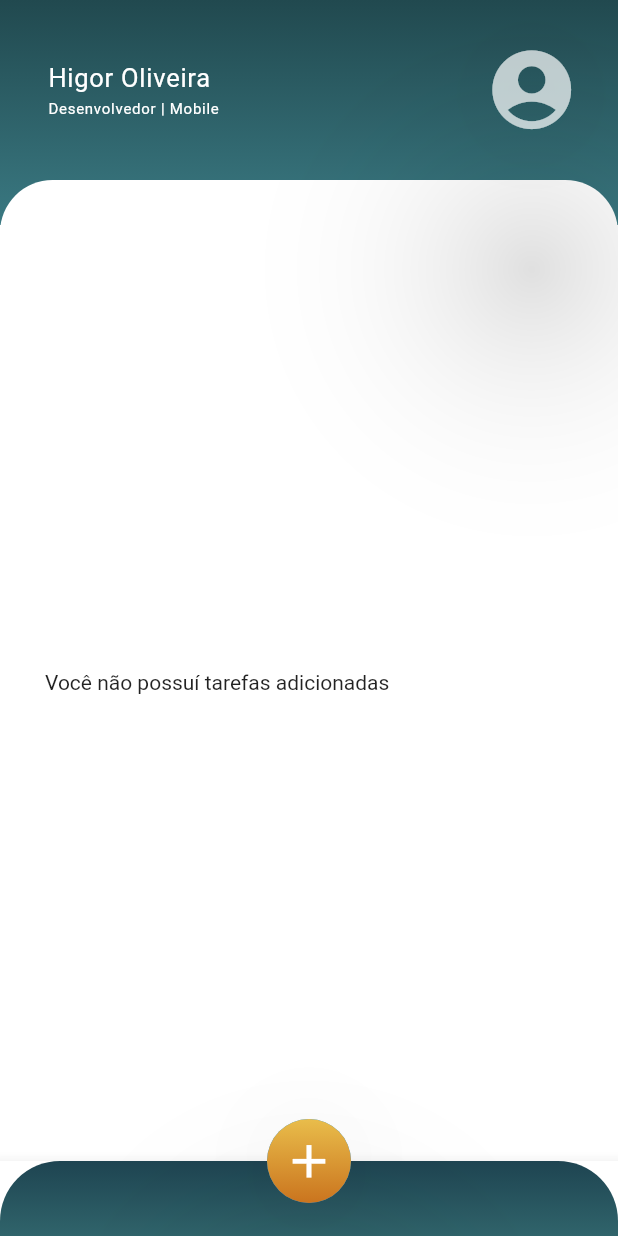
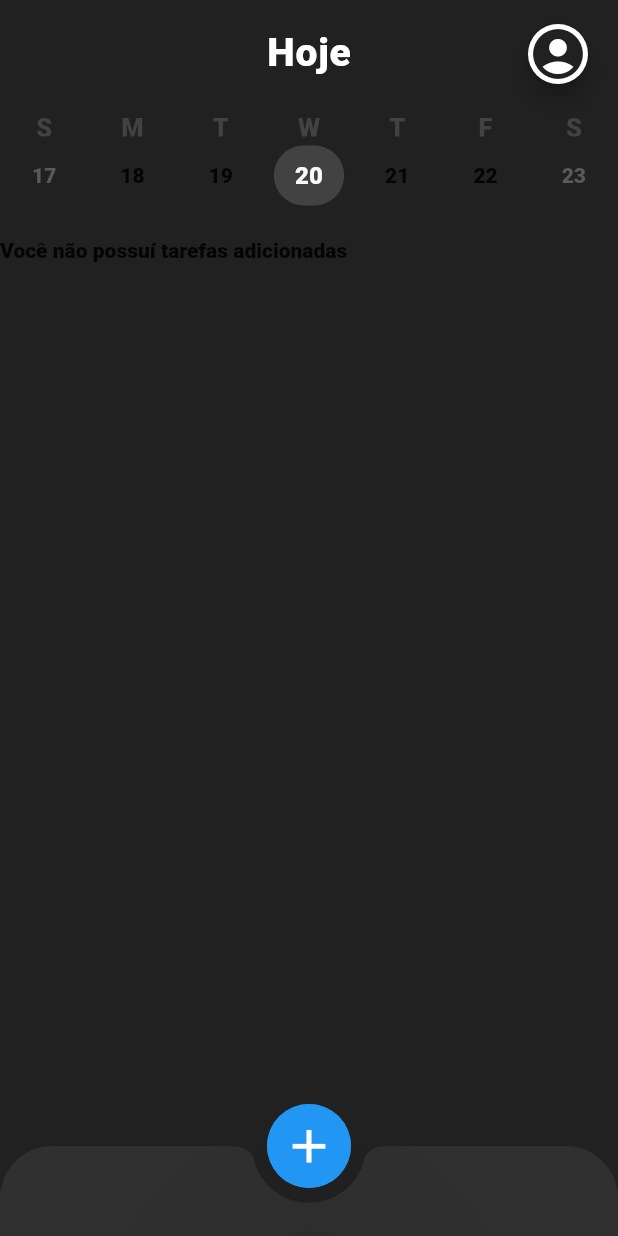
Before and after one commit to hgosouza1/Planner, a Flutter app: the screen it shows after launch, on a phone screen of 412 x 824 dp. Run offline on Flutter 3.47's test engine with Material 2 defaults, Android fonts, the phone set to English and light mode, and no system bars; drawn by our look-alikes of table_calendar; our stand-ins replace flutter_slidable, get, image_picker, shared_preferences; missing offline and left inert: camera_camera; Roboto replaces fonts that are missing (Sagoe UI).

Commit message:
Start commit!

```diff
--- /dev/null
+++ b/lib/assets/flutter-icons-1f65c697/my_flutter_app_icons.dart
@@ -0,0 +1,29 @@
+/// Flutter icons MyFlutterApp
+/// Copyright (C) 2022 by original authors @ fluttericon.com, fontello.com
+/// This font was generated by FlutterIcon.com, which is derived from Fontello.
+///
+/// To use this font, place it in your fonts/ directory and include the
+/// following in your pubspec.yaml
+///
+/// flutter:
+///   fonts:
+///    - family:  MyFlutterApp
+///      fonts:
+///       - asset: fonts/MyFlutterApp.ttf
+///
+///
+/// * Material Design Icons, Copyright (C) Google, Inc
+///         Author:    Google
+///         License:   Apache 2.0 (https://www.apache.org/licenses/LICENSE-2.0)
+///         Homepage:  https://design.google.com/icons/
+///
+import 'package:flutter/widgets.dart';
+
+class MyFlutterApp {
+  MyFlutterApp._();
+
+  static const _kFontFam = 'MyFlutterApp';
+  static const String? _kFontPkg = null;
+
+  static const IconData perm_identity = IconData(0xe800, fontFamily: _kFontFam, fontPackage: _kFontPkg);
+}
--- a/lib/main.dart
+++ b/lib/main.dart
@@ -1,9 +1,9 @@
 import 'package:flutter/material.dart';
 import 'package:todolist/pages/todo_list_page.dart';
+import 'package:intl/date_symbol_data_local.dart';
 
 void main() {
-
-  runApp(const MyApp());
+  initializeDateFormatting().then((_) => runApp(const MyApp()));
 }
 
 // DECLARANDO O APP
--- a/lib/models/todo.dart
+++ b/lib/models/todo.dart
@@ -1,4 +1,3 @@
-
 class Todo {
   Todo({required this.title, required this.dateTime});
 
@@ -7,7 +6,6 @@ class Todo {
       : title = json['title'],
         dateTime = DateTime.parse(json['datetime']);
   // CONVERTENDO DE TEXTO PARA DATETIME
-
 
   String title;
   DateTime dateTime;
--- a/lib/pages/todo_list_page.dart
+++ b/lib/pages/todo_list_page.dart
@@ -1,7 +1,10 @@
 import 'package:camera_camera/camera_camera.dart';
+import 'package:flutter/cupertino.dart';
 import 'package:flutter/material.dart';
 import 'package:get/get.dart';
 import 'package:image_picker/image_picker.dart';
+import 'package:intl/intl.dart';
+import 'package:table_calendar/table_calendar.dart';
 import 'package:todolist/models/todo.dart';
 import 'package:todolist/repositories/todo_repository.dart';
 import 'package:todolist/widgets/todo_list_item.dart';
@@ -13,18 +16,27 @@ class TodoListPage extends StatefulWidget {
   const TodoListPage({Key? key}) : super(key: key);
 
   @override
-  State<TodoListPage> createState() => _TodoListPageState();
+  _TodoListPageState createState() => _TodoListPageState();
 }
 
 final TextEditingController todoController = TextEditingController();
 final TodoRepository todoRepository = TodoRepository();
 
 class _TodoListPageState extends State<TodoListPage> {
-  final TextEditingController todoController = TextEditingController();
-  final TodoRepository todoRepository = TodoRepository();
+  CalendarFormat _calendarFormat = CalendarFormat.week;
+  DateTime _focusedDay = DateTime.now();
+  DateTime? _selectedDay;
+
+  /// FORMATANDO DATA SELECIONADA E O DIA ATUAL
+  get _dateNow => DateFormat.yMd().format(_focusedDay);
+
+  get _now => DateFormat.yMd().format(DateTime.now());
+
   i.File? arquivo;
   XFile? archive;
   final picker = ImagePicker();
+
+  get kEvents => null;
 
   Future getFileFromGallery() async {
     final file = await picker.pickImage(source: ImageSource.gallery);
@@ -51,32 +63,12 @@ class _TodoListPageState extends State<TodoListPage> {
   // CRIADA UMA LISTA COM A CLASSE TODO
   // CADA STRING É O TÍTULO DE UMA TAREFA
   // PARA CADA CAMPO DE TEXTO, TERÁ UM CONTROLLER E VICE-VERSA.
-
   List<Todo> todos = [];
   Todo? deletedTodo;
-
-  // DELETAR TAREFA
   int? deletedTodoPos;
-
-  // ARMAZENAR A POSIÇÃO DE ONDE A TAREFA FOI DELETADA
   String? errorText;
 
   get color => null;
-
-  /// TODA VEZ QUE A PÁGINA FOR ABERTA, O INIT É LIDO E O REPOSITÓRIO DA LISTA É ABERTO
-  @override
-  void initState() {
-    super.initState();
-    todoRepository.getTodoList().then(
-      (value) {
-        setState(
-          () {
-            todos = value;
-          },
-        );
-      },
-    );
-  }
 
   /// FUNÇÃO PARA DELETAR AS TAREFEAS DA LISTA
   void onDelete(Todo todo) {
@@ -172,9 +164,8 @@ class _TodoListPageState extends State<TodoListPage> {
   }
 
   /// MODAL PARA ADIÇÃO DE TAREFA
-  void configurationModalBottomSheet(context) {
-    // FUNÇÃO PARA RECURSOS DO BUTTON ADD
-    showModalBottomSheet(
+/*  configurationModalBottomSheet(BuildContext context) async {
+    await showModalBottomSheet(
       shape: const RoundedRectangleBorder(
         borderRadius: BorderRadius.only(
           topLeft: Radius.circular(40),
@@ -217,21 +208,22 @@ class _TodoListPageState extends State<TodoListPage> {
                       });
                       return;
                     }
-                    setState(() {
-                      Todo newTodo = Todo(
-                        title: text,
-                        dateTime: DateTime.now(),
+                    setState(
+                      () {
+                        if (_events[_controller.selectedDay] != null) {
+                          _events[_controller.selectedDay]
+                              ?.add(_eventController.text);
+                        } else {
+                          _events[_controller.selectedDay] = [
+                            _eventController.text
+                          ];
+                        }
+                        prefs.setString(
+                            "events", json.encode(encodeMap(_events)));
+                        _eventController.clear();
+                        Navigator.pop(context);
+                      },
                     );
-                      // CRIANDO UM OBJETO NEW TODO
-                      todos.add(newTodo);
-                      // ADICINAR O NEW TODO NA LISTA DE TAREFA
-                    });
-                    todoRepository.saveTodoList(todos);
-                    // SET STATE PARA ATUALIZAR A TELA
-                    todoController.clear();
-                    // APÓS A ADIÇÃO, O TEXTO DIGITADO É EXCLUÍDO DO CAMPO DE TAREFA
-                    Navigator.of(context).pop();
-                    // PARA FECHAR A CAIXA DE TEXTO APÓS O SUBMITE (ENTER)
                   },
                 ),
                 width: 450.0,
@@ -240,28 +232,28 @@ class _TodoListPageState extends State<TodoListPage> {
               SizedBox(
                 child: TextButton.icon(
                   onPressed: () {
-                    String text = todoController.text;
-                    if (text.isEmpty) {
+                    if (_eventController.text.isEmpty) {
                       setState(() {
                         errorText = 'O título não pode ser vazio!';
                       });
                       return;
                     }
-                    setState(() {
-                      Todo newTodo = Todo(
-                        title: text,
-                        dateTime: DateTime.now(),
+                    setState(
+                      () {
+                        if (_events[_controller.selectedDay] != null) {
+                          _events[_controller.selectedDay]
+                              ?.add(_eventController.text);
+                        } else {
+                          _events[_controller.selectedDay] = [
+                            _eventController.text
+                          ];
+                        }
+                        prefs.setString(
+                            "events", json.encode(encodeMap(_events)));
+                        _eventController.clear();
+                        Navigator.pop(context);
+                      },
                     );
-                      // CRIANDO UM OBJETO NEW TODO
-                      todos.add(newTodo);
-                      // ADICINAR O NEW TODO NA LISTA DE TAREFA
-                    });
-                    todoRepository.saveTodoList(todos);
-                    // SET STATE PARA ATUALIZAR A TELA
-                    todoController.clear();
-                    // APÓS A ADIÇÃO, O TEXTO DIGITADO É EXCLUÍDO DO CAMPO DE TAREFA
-                    Navigator.of(context).pop();
-                    // PARA FECHAR A CAIXA DE TEXTO APÓS O SUBMITE (ENTER)
                   },
                   icon: const Icon(Icons.add, size: 18),
                   label: const Text('Adicionar'),
@@ -274,7 +266,7 @@ class _TodoListPageState extends State<TodoListPage> {
         );
       },
     );
-  }
+  } */
 
   /// ORDEM DE EXIBIÇÃO DOS WIDGETS
   @override
@@ -282,14 +274,13 @@ class _TodoListPageState extends State<TodoListPage> {
     return Scaffold(
       body: Stack(
         children: <Widget>[
-          _appBar(),
           _body(),
           Positioned(
-            top: 27,
-            right: 25,
-            height: 65,
-            width: 65,
-            child: _arquivo(context),
+            top: 16,
+            right: 20,
+            height: 40,
+            width: 40,
+            child: _avatar(context),
           ),
           _titleTop(),
         ],
@@ -297,78 +288,83 @@ class _TodoListPageState extends State<TodoListPage> {
     );
   }
 
-  /// APPBAR
-  Widget _appBar() {
-    return AppBar(
-      flexibleSpace: Container(
-        height: 150,
-        decoration: const BoxDecoration(
-          gradient: LinearGradient(
-            begin: Alignment.topCenter,
-            end: Alignment.bottomCenter,
-            colors: [
-              Color.fromRGBO(33, 73, 79, 1.0),
-              Color.fromRGBO(58, 121, 130, 1.0),
-            ],
-          ),
-        ),
-      ),
-      backgroundColor: Colors.white,
-    );
-  }
-
   /// TÍTULO E SUBTÍTULO
   Widget _titleTop() {
-    return Column(
+    return Row(
+      mainAxisAlignment: MainAxisAlignment.center,
       children: [
+        if (_dateNow == _now)
           Container(
             child: const Text(
-            'Higor Oliveira',
+              "Hoje",
               style: TextStyle(
-              fontFamily: "Sagoe UI",
-              fontSize: 17,
+                fontFamily: "Roboto",
+                fontSize: 26,
                 letterSpacing: 0.5,
                 color: Colors.white,
               ),
             ),
-          padding: const EdgeInsets.only(top: 42, left: 32),
-        ),
+            padding: const EdgeInsets.only(top: 20),
+          )
+        else
           Container(
-          child: const Text(
-            'Desenvolvedor | Mobile',
-            style: TextStyle(
-              fontFamily: "Sagoe UI",
+            child: Text(
+              DateFormat.EEEE().format(_focusedDay),
+              style: const TextStyle(
+                fontFamily: "Roboto",
+                fontSize: 26,
                 letterSpacing: 0.5,
-              fontSize: 10,
                 color: Colors.white,
               ),
             ),
-          padding: const EdgeInsets.only(top: 5, left: 32),
-        ),
+            padding: const EdgeInsets.only(top: 20),
+          )
       ],
-      crossAxisAlignment: CrossAxisAlignment.start,
-      // ALINHAMENTO DA COLUNA
     );
   }
 
   /// CORPO COM A LISTA DO APP
   Widget _body() {
     return Scaffold(
-      body: Container(
-        margin: const EdgeInsets.only(top: 120.0),
-        decoration: const BoxDecoration(
-          color: Colors.white,
-          borderRadius: BorderRadius.only(
-            topLeft: Radius.circular(35.0),
-            topRight: Radius.circular(35.0),
+      body: Center(
+        child: Padding(
+          padding: const EdgeInsets.only(top: 75.0),
+          child: Column(
+            crossAxisAlignment: CrossAxisAlignment.start,
+            children: [
+              TableCalendar(
+                daysOfWeekStyle: DaysOfWeekStyle(
+                  weekdayStyle: TextStyle(fontWeight: FontWeight.w100, fontSize: 17.0, color: Colors.grey[800]),
+                  weekendStyle: TextStyle(fontWeight: FontWeight.w100, fontSize: 17.0, color: Colors.grey[800]),
+                  dowTextFormatter: (date, locale) => DateFormat.E(locale).format(date)[0],
                 ),
+                headerVisible: false,
+                calendarStyle: CalendarStyle(
+                  todayDecoration: BoxDecoration(
+                      borderRadius: BorderRadius.circular(30.0),
+                      color: Colors.grey[800]),
                 ),
-        child: Center(
-          child: Padding(
-            padding: const EdgeInsets.all(30),
-            child: Column(
-              mainAxisSize: MainAxisSize.min,
-              children: [
+                firstDay: DateTime.utc(2010, 10, 16),
+                lastDay: DateTime.utc(2030, 3, 14),
+                focusedDay: _focusedDay,
+                calendarFormat: _calendarFormat,
+                selectedDayPredicate: (day) {
+                  return isSameDay(_selectedDay, day);
+                },
+                onDaySelected: (selectedDay, focusedDay) {
+                  if (!isSameDay(_selectedDay, selectedDay)) {
+                    // Call `setState()` when updating the selected day
+                    setState(() {
+                      _selectedDay = selectedDay;
+                      _focusedDay = focusedDay;
+                    });
+                  }
+                },
+                onPageChanged: (focusedDay) {
+                  // No need to call `setState()` here
+                  _focusedDay = focusedDay;
+                },
+              ),
               Flexible(
                 child: ListView(
                   // LISTA COM BARRA DE ROLAGEM COM TODOS OS ITENS
@@ -439,10 +435,9 @@ class _TodoListPageState extends State<TodoListPage> {
           ),
         ),
       ),
-      ),
       floatingActionButton: FloatingActionButton(
         onPressed: () {
-          configurationModalBottomSheet(context);
+          // configurationModalBottomSheet(context);
         },
         child: Container(
           width: 60,
@@ -453,57 +448,42 @@ class _TodoListPageState extends State<TodoListPage> {
           ),
           decoration: const BoxDecoration(
             shape: BoxShape.circle,
-            gradient: LinearGradient(
-              begin: Alignment.topCenter,
-              end: Alignment.bottomCenter,
-              colors: [
-                Color.fromRGBO(233, 189, 75, 1.0),
-                Color.fromRGBO(202, 116, 30, 1.0),
-              ],
+            color: Colors.blue,
           ),
         ),
-        ),
-        elevation: 60,
+        elevation: 60.0,
       ),
       floatingActionButtonLocation: FloatingActionButtonLocation.centerDocked,
-      bottomNavigationBar: BottomAppBar(
-        color: Colors.white,
-        //bottom navigation bar on scaffold
-        shape: const AutomaticNotchedShape(RoundedRectangleBorder()),
-        child: Container(
-          decoration: const BoxDecoration(
-            borderRadius: BorderRadius.only(
-              topLeft: Radius.circular(40.0),
-              topRight: Radius.circular(40.0),
+      bottomNavigationBar: ClipRRect(
+        borderRadius: const BorderRadius.only(
+          topRight: Radius.circular(35.0),
+          topLeft: Radius.circular(35.0),
         ),
-            gradient: LinearGradient(
-              begin: Alignment.topCenter,
-              end: Alignment.bottomCenter,
-              colors: [
-                Color.fromRGBO(30, 68, 81, 1.0),
-                Color.fromRGBO(48, 100, 107, 1.0),
-              ],
-            ),
-          ),
-          height: 50.0,
+        child: BottomAppBar(
+          color: Colors.grey[850],
+          notchMargin: 10,
+          shape: const CircularNotchedRectangle(),
+          elevation: 60,
+          child: SizedBox(
+            height: 60,
             child: Row(
               //children inside bottom appbar
-            mainAxisSize: MainAxisSize.max,
               mainAxisAlignment: MainAxisAlignment.spaceBetween,
               children: <Widget>[
                 IconButton(
-                  icon: const Icon(Icons.search, color: Colors.transparent),
+                    icon: const Icon(Icons.home, color: Colors.transparent),
                     onPressed: () {}),
               ],
             ),
           ),
         ),
-      backgroundColor: Colors.transparent,
+      ),
+      backgroundColor: Colors.grey[900],
     );
   }
 
-  /// BOTÃO DO AVATAR
-  Widget _arquivo(context) {
+  /// BOTÃO DA IMAGEM DE PERFIL
+  Widget _avatar(context) {
     if (arquivo != null) {
       return SizedBox(
         child: FloatingActionButton(
@@ -524,12 +504,12 @@ class _TodoListPageState extends State<TodoListPage> {
     } else {
       return SizedBox(
         child: FloatingActionButton(
-          child: const Icon(Icons.account_circle_sharp, color: Colors.white70, size: 63),
-          backgroundColor: Colors.transparent,
+          child: Icon(Icons.account_circle_sharp,
+              color: Colors.grey[900], size: 40),
+          backgroundColor: Colors.white,
           // shape: const StadiumBorder(
           //  side: BorderSide(color: Colors.blue, width: 4),),
           /// BORDAS NO ÍCONE DO AVATAR
-          elevation: 60,
           onPressed: () {
             showDialog(
               context: context,
@@ -541,7 +521,7 @@ class _TodoListPageState extends State<TodoListPage> {
     }
   }
 
-  /// CAIXA PARA SELEÇÃO DO AVATAR
+  /// POP-UP PARA SELEÇÃO DA IMAGEM DE PERFIL
   Widget _buildPopupDialog(BuildContext context) {
     return AlertDialog(
       insetPadding: const EdgeInsets.symmetric(horizontal: 20, vertical: 200),
--- a/lib/repositories/todo_repository.dart
+++ b/lib/repositories/todo_repository.dart
@@ -5,19 +5,11 @@ import '../models/todo.dart';
 const todoListKey = 'todo_list';
 
 class TodoRepository {
-  late SharedPreferences sharedPreferences;
-
-  Future<List<Todo>> getTodoList() async {
-    sharedPreferences = await SharedPreferences.getInstance();
-    final String jsonString = sharedPreferences.getString(todoListKey) ?? '[]';
-    final List jsonDecoded = json.decode(jsonString) as List;
-    return jsonDecoded.map((e) => Todo.fromJson(e)).toList();
-    // PEGOU O JSON DECODIFICADO, PEGOU CADA UM DOS ITENS DO JSON, CONVERTEU PARA O OBJETO PARA O TIPO TODO E TRANSFORMOU DE VOLTA NA LISTA
-  }
+  late SharedPreferences prefs;
 
   void saveTodoList(List<Todo> todos) {
     // PEGANDO A LISTA DE TAREFAS E CONVERTENDO PARA TEXTO NO PADRÃO JSON
-      final jsonString = json.encode(todos);
-      sharedPreferences.setString(todoListKey, jsonString);
+    final jsonString = json.encode(todos);
+    prefs.setString(todoListKey, jsonString);
   }
 }
```
Also changed, not shown: lib/assets/flutter-icons-1f65c697/config.json (added, +16 -0 lines), pubspec.yaml (+4 -3 lines), lib/assets/flutter-icons-1f65c697/fonts/MyFlutterApp.ttf (added), lib/fonts/Roboto-Black.ttf (added), lib/fonts/Roboto-BlackItalic.ttf (added), lib/fonts/Roboto-Bold.ttf (added), lib/fonts/Roboto-BoldItalic.ttf (added), lib/fonts/Roboto-Italic.ttf (added), lib/fonts/Roboto-Light.ttf (added), lib/fonts/Roboto-LightItalic.ttf (added), lib/fonts/Roboto-Medium.ttf (added), lib/fonts/Roboto-MediumItalic.ttf (added), lib/fonts/Roboto-Regular.ttf (added), lib/fonts/Roboto-Thin.ttf (added), 2 more files, 1 other file. Lines whose indentation alone changed are shown as unchanged.
